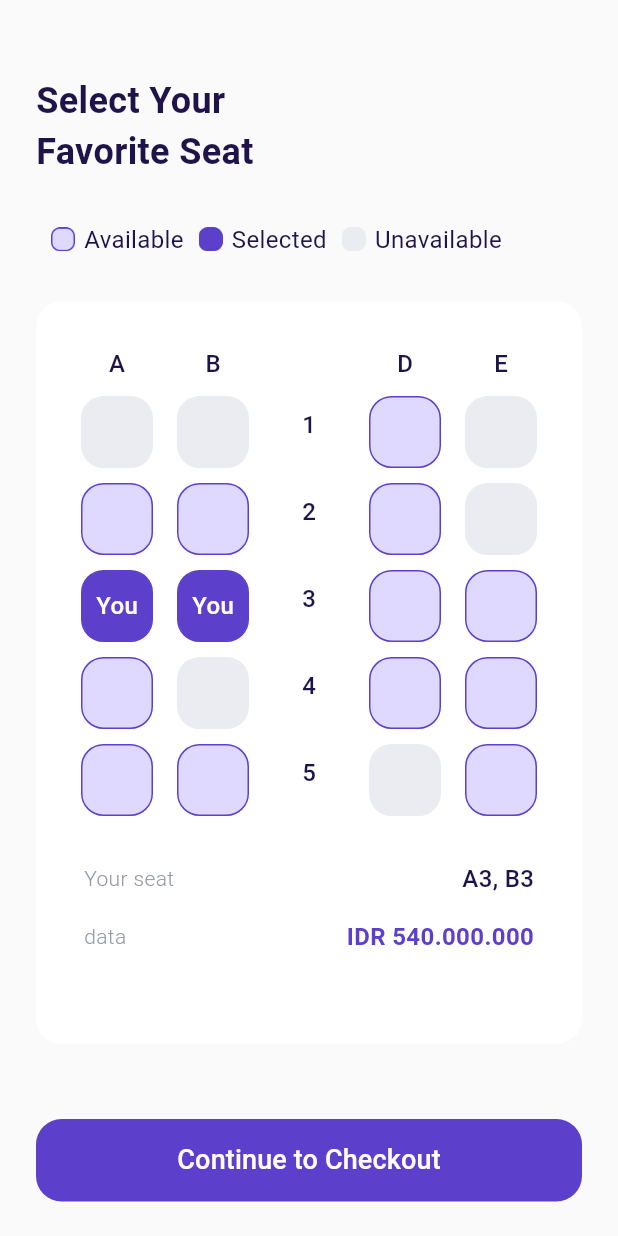
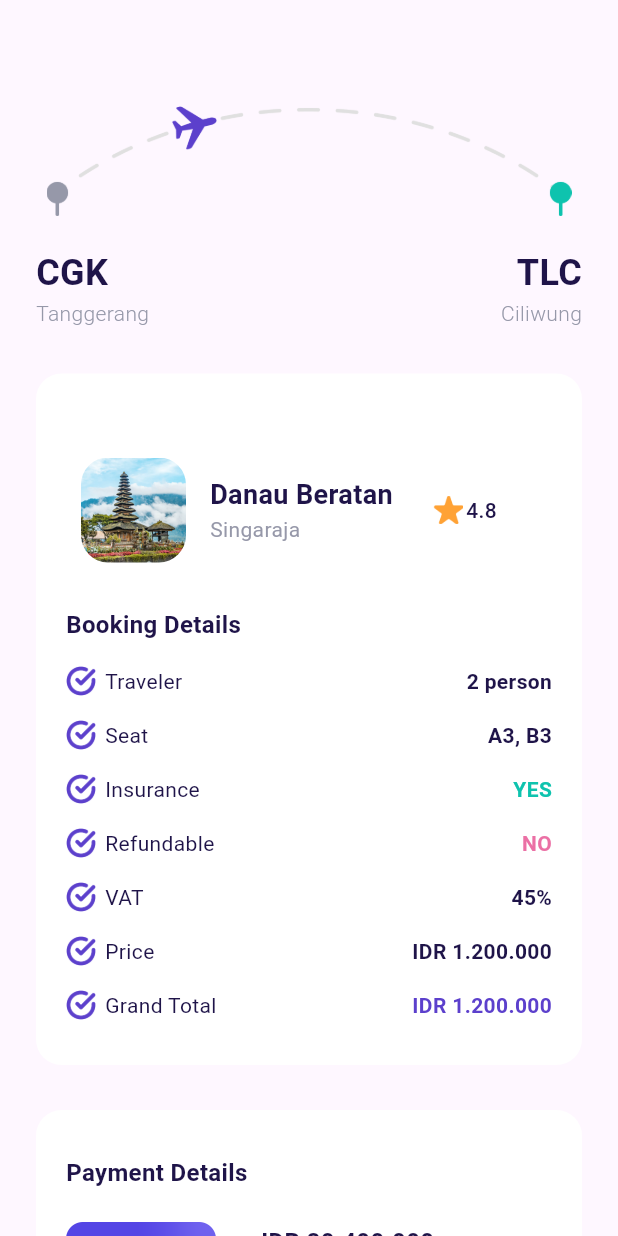
Before and after one commit to nurfaidzy/Flutter-Air-Plane-Project-BWA, a Flutter app: the choseSeatPage screen opened directly, after a tap on "Continue to Checkout", on a phone screen of 412 x 824 dp. Run offline on Flutter 3.47's test engine with Material 3 defaults, Android fonts, the phone set to English and light mode, and no system bars.

Commit message:
feat: page detail checkout and fix the custom button widget

```diff
--- a/lib/ui/pages/bonus_page.dart
+++ b/lib/ui/pages/bonus_page.dart
@@ -101,7 +101,7 @@ class BonusPage extends StatelessWidget {
 
   Widget subTitleBalance() {
     return Container(
-      margin: const EdgeInsets.only(top: 10),
+      margin: const EdgeInsets.only(top: 10, bottom: 50),
       child: Text(
         "We give you early credit so that\nyou can buy a flight ticket",
         style: greyTextStyle.copyWith(
@@ -130,7 +130,7 @@ class BonusPage extends StatelessWidget {
               Navigator.pushNamed(context, "/main");
             },
             width: 220,
-          ),
+          )
         ],
       )),
     );
--- /dev/null
+++ b/lib/ui/pages/checkout_page.dart
@@ -0,0 +1,271 @@
+import 'package:air_plane/ui/widgets/custom_button.dart';
+import 'package:air_plane/ui/widgets/destination_tile.dart';
+import 'package:flutter/material.dart';
+import 'package:air_plane/shared/theme.dart';
+
+class checkoutPage extends StatelessWidget {
+  const checkoutPage({super.key});
+
+  @override
+  Widget build(BuildContext context) {
+    Widget imageHeader() {
+      return Container(
+        margin: const EdgeInsets.only(top: 50),
+        child: Column(
+          children: [
+            Container(
+              width: 350,
+              height: 110,
+              decoration: const BoxDecoration(
+                image: DecorationImage(
+                  image: AssetImage("assets/image_checkout.png"),
+                ),
+              ),
+            )
+          ],
+        ),
+      );
+    }
+
+    Widget initialPlace() {
+      return Container(
+        margin: const EdgeInsets.only(top: 5),
+        child: Column(
+          children: [
+            Row(children: [
+              Expanded(
+                child: Column(
+                  crossAxisAlignment: CrossAxisAlignment.start,
+                  children: [
+                    Text(
+                      "CGK",
+                      style: blackTextStyle.copyWith(
+                        fontSize: 24,
+                        fontWeight: semiBold,
+                      ),
+                    ),
+                    Text(
+                      "Tanggerang",
+                      style: blackTextStyle.copyWith(
+                          fontWeight: light, color: kGreyColor),
+                    )
+                  ],
+                ),
+              ),
+              Column(
+                crossAxisAlignment: CrossAxisAlignment.end,
+                children: [
+                  Text(
+                    "TLC",
+                    style: blackTextStyle.copyWith(
+                      fontSize: 24,
+                      fontWeight: semiBold,
+                    ),
+                  ),
+                  Text("Ciliwung",
+                      style: blackTextStyle.copyWith(
+                          fontWeight: light, color: kGreyColor))
+                ],
+              )
+            ])
+          ],
+        ),
+      );
+    }
+
+    Widget detailItem(
+        {required String title, required String value, required Color color}) {
+      return Container(
+        margin: const EdgeInsets.only(top: 16),
+        child: Row(
+          children: [
+            Expanded(
+              child: Row(children: [
+                Container(
+                  width: 20,
+                  height: 20,
+                  margin: const EdgeInsets.only(right: 6),
+                  decoration: const BoxDecoration(
+                    image: DecorationImage(
+                      image: AssetImage("assets/icon_check.png"),
+                    ),
+                  ),
+                ),
+                Text(
+                  title,
+                  style: blackTextStyle.copyWith(
+                    fontWeight: regular,
+                  ),
+                ),
+              ]),
+            ),
+            Text(
+              value,
+              style: blackTextStyle.copyWith(
+                fontWeight: semiBold,
+                color: color,
+              ),
+            )
+          ],
+        ),
+      );
+    }
+
+    Widget bookingDetail() {
+      return Column(
+        children: [
+          detailItem(title: "Traveler", value: "2 person", color: kBlackColor),
+          detailItem(title: "Seat", value: "A3, B3", color: kBlackColor),
+          detailItem(title: "Insurance", value: "YES", color: kGreenColor),
+          detailItem(title: "Refundable", value: "NO", color: kRedColor),
+          detailItem(title: "VAT", value: "45%", color: kBlackColor),
+          detailItem(
+              title: "Price", value: "IDR 1.200.000", color: kBlackColor),
+          detailItem(
+              title: "Grand Total",
+              value: "IDR 1.200.000",
+              color: kPrimaryColor),
+        ],
+      );
+    }
+
+    Widget boxDetailPayment() {
+      return Container(
+        padding: const EdgeInsets.only(top: 30),
+        child: Container(
+          decoration: BoxDecoration(
+            color: kWhiteColor,
+            borderRadius: BorderRadius.circular(defaultRadius),
+          ),
+          child: Container(
+            margin: const EdgeInsets.symmetric(
+              horizontal: 20,
+              vertical: 30,
+            ),
+            child: Column(
+              crossAxisAlignment: CrossAxisAlignment.start,
+              children: [
+                const destinationTile(
+                    imageUrl: "assets/image_destination6.png",
+                    namePlace: "Danau Beratan",
+                    locationPlace: "Singaraja",
+                    stars: "4.8"),
+                Container(
+                  margin: const EdgeInsets.only(top: 20),
+                  child: Text("Booking Details",
+                      style: blackTextStyle.copyWith(
+                        fontSize: 16,
+                        fontWeight: semiBold,
+                      )),
+                ),
+                bookingDetail(),
+              ],
+            ),
+          ),
+        ),
+      );
+    }
+
+    Widget paymentDetails() {
+      return Container(
+        margin: const EdgeInsets.only(
+          top: 30,
+        ),
+        child: Container(
+          padding:
+              const EdgeInsets.only(top: 30, left: 20, right: 20, bottom: 30),
+          decoration: BoxDecoration(
+            color: kWhiteColor,
+            borderRadius: BorderRadius.circular(defaultRadius),
+          ),
+          child:
+              Column(crossAxisAlignment: CrossAxisAlignment.start, children: [
+            Text("Payment Details",
+                style: blackTextStyle.copyWith(
+                  fontSize: 16,
+                  fontWeight: semiBold,
+                )),
+            Row(
+              children: [
+                Container(
+                  width: 100,
+                  height: 70,
+                  margin: const EdgeInsets.only(top: 20),
+                  decoration: const BoxDecoration(
+                    image: DecorationImage(
+                      image: AssetImage("assets/image_card.png"),
+                    ),
+                  ),
+                  child: Row(
+                      mainAxisAlignment: MainAxisAlignment.center,
+                      children: [
+                        Container(
+                          width: 24,
+                          height: 24,
+                          decoration: const BoxDecoration(
+                            image: DecorationImage(
+                              image: AssetImage("assets/icon_plane.png"),
+                            ),
+                          ),
+                        ),
+                        Text("Pay",
+                            style: whiteTextStyle.copyWith(
+                              fontSize: 16,
+                              fontWeight: medium,
+                            ))
+                      ]),
+                ),
+                Container(
+                  padding: const EdgeInsets.only(left: 30),
+                  child: Column(
+                    crossAxisAlignment: CrossAxisAlignment.start,
+                    children: [
+                      Text("IDR 80.400.000",
+                          style: blackTextStyle.copyWith(
+                            fontSize: 16,
+                            fontWeight: semiBold,
+                          )),
+                      Text("Current Balance",
+                          style: greyTextStyle.copyWith(
+                            fontWeight: light,
+                          )),
+                    ],
+                  ),
+                )
+              ],
+            )
+          ]),
+        ),
+      );
+    }
+
+    return Scaffold(
+      body: ListView(
+        padding: EdgeInsets.symmetric(
+          horizontal: defaultMargin,
+        ),
+        children: [
+          imageHeader(),
+          initialPlace(),
+          boxDetailPayment(),
+          paymentDetails(),
+          CustomButton(
+            title: "Pay Now",
+            onPressed: () {},
+          ),
+          Container(
+            padding: const EdgeInsets.only(top: 30, bottom: 30),
+            child: Center(
+              child: Text("Terms and Conditions",
+                  style: greyTextStyle.copyWith(
+                    fontSize: 14,
+                    fontWeight: light,
+                    decoration: TextDecoration.underline,
+                  )),
+            ),
+          ),
+        ],
+      ),
+    );
+  }
+}
--- a/lib/ui/pages/choose_seat_page.dart
+++ b/lib/ui/pages/choose_seat_page.dart
@@ -1,3 +1,4 @@
+import 'package:air_plane/ui/pages/checkout_page.dart';
 import 'package:air_plane/ui/widgets/custom_button.dart';
 import 'package:flutter/material.dart';
 import 'package:air_plane/shared/theme.dart';
@@ -366,7 +367,14 @@ class choseSeatPage extends StatelessWidget {
           title(),
           statusSeat(),
           selectSeat(),
-          CustomButton(title: "Continue to Checkout", onPressed: () {})
+          CustomButton(
+              title: "Continue to Checkout",
+              onPressed: () {
+                Navigator.push(
+                    context,
+                    MaterialPageRoute(
+                        builder: (context) => const checkoutPage()));
+              })
         ],
       ),
     );
--- a/lib/ui/pages/detail_page.dart
+++ b/lib/ui/pages/detail_page.dart
@@ -250,7 +250,7 @@ class detailPage extends StatelessWidget {
                             ]),
                       ),
                       Container(
-                        margin: const EdgeInsets.only(top: 20),
+                        margin: const EdgeInsets.only(top: 30),
                         child: CustomButton(
                           title: "Book Now",
                           onPressed: () {
--- a/lib/ui/pages/get_started_page.dart
+++ b/lib/ui/pages/get_started_page.dart
@@ -42,12 +42,17 @@ class getStartedPage extends StatelessWidget {
                 ),
                 textAlign: TextAlign.center,
               ),
-              CustomButton(
-                title: "Get Started",
-                onPressed: () {
-                  Navigator.pushNamed(context, "/sign-up");
-                },
-                width: 220,
+              Container(
+                margin: const EdgeInsets.only(
+                  bottom: 50,
+                ),
+                child: CustomButton(
+                  title: "Get Started",
+                  onPressed: () {
+                    Navigator.pushNamed(context, "/sign-up");
+                  },
+                  width: 220,
+                ),
               ),
             ],
           ))
--- a/lib/ui/widgets/custom_button.dart
+++ b/lib/ui/widgets/custom_button.dart
@@ -18,7 +18,9 @@ class CustomButton extends StatelessWidget {
     return Container(
       width: width,
       height: 55,
-      margin: const EdgeInsets.only(top: 50, bottom: 80),
+      margin: const EdgeInsets.only(
+        top: 30,
+      ),
       child: TextButton(
         onPressed: () {
           onPressed();
```
